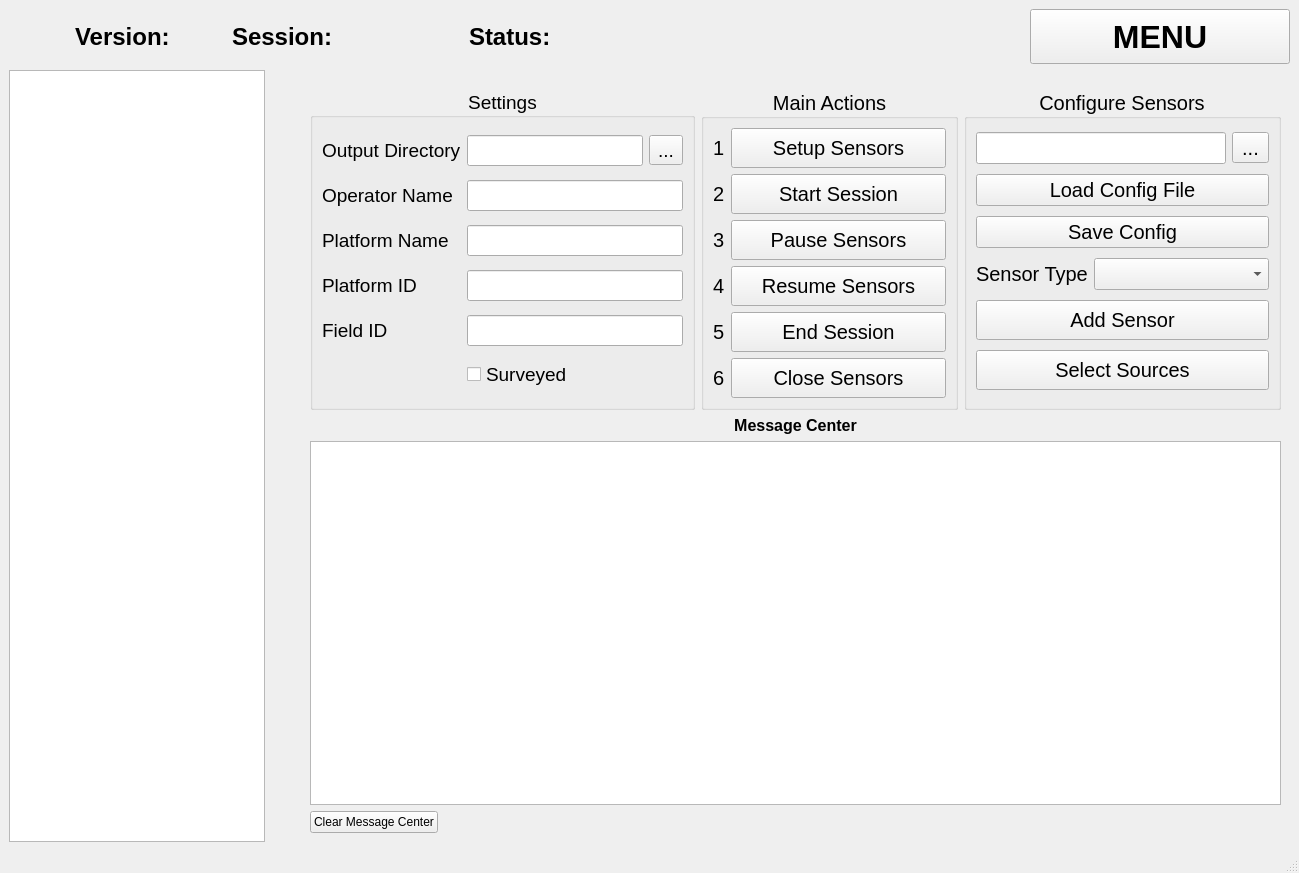
This is source/dysense_designer.ui in DySense/DySense as Qt 5 draws it before an edit. The edited form follows.
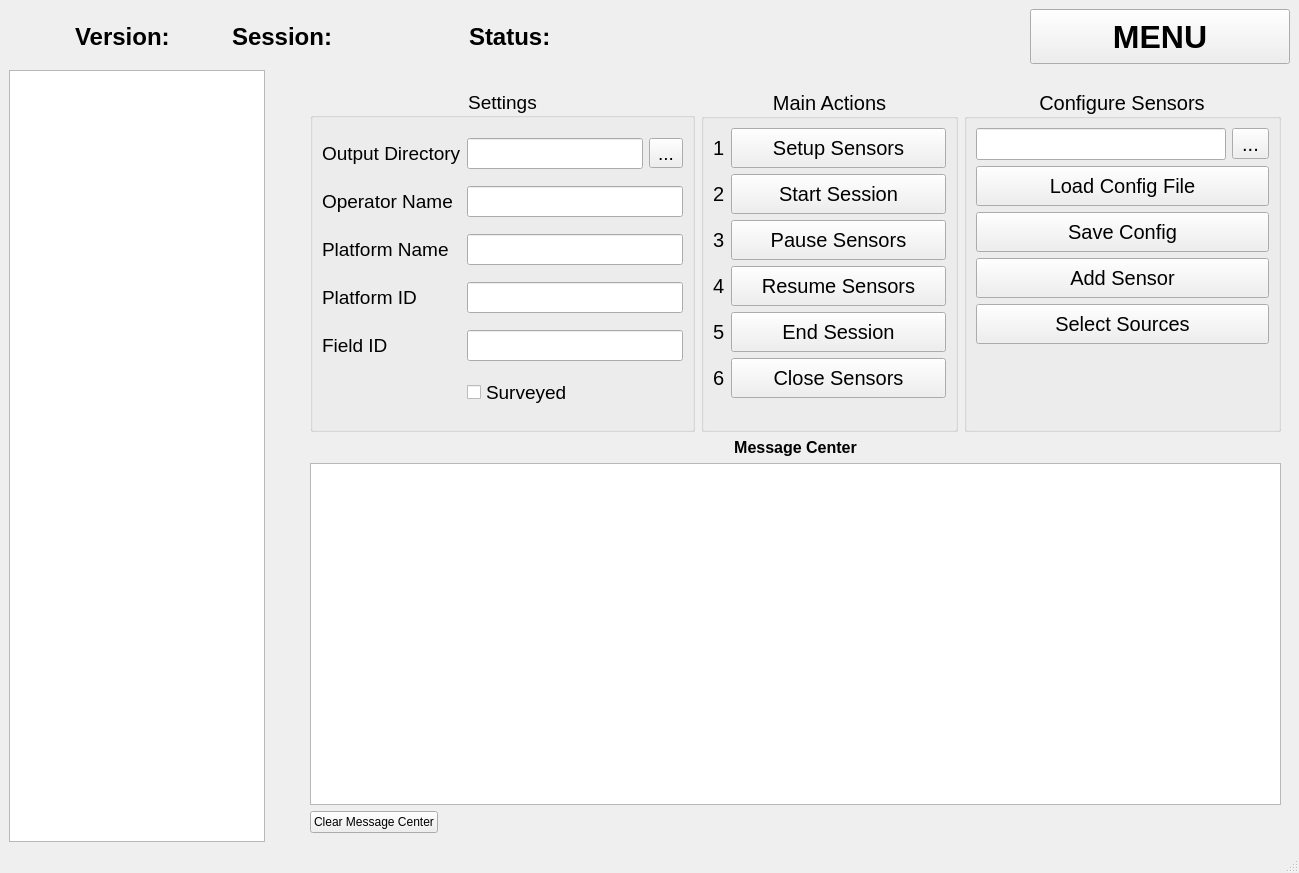
This is the edited form.

Commit message: Made it so user can't change sensor name.  In near future sensor ID and sensor name will be the same thing so can't allow the name to change as program is running.

Patch:
```diff
--- a/source/dysense_designer.ui
+++ b/source/dysense_designer.ui
@@ -592,6 +592,12 @@
                  </item>
                  <item>
                   <widget class="QPushButton" name="load_config_button">
+                   <property name="minimumSize">
+                    <size>
+                     <width>0</width>
+                     <height>40</height>
+                    </size>
+                   </property>
                    <property name="font">
                     <font>
                      <pointsize>15</pointsize>
@@ -604,37 +610,17 @@
                  </item>
                  <item>
                   <widget class="QPushButton" name="save_config_button">
+                   <property name="minimumSize">
+                    <size>
+                     <width>0</width>
+                     <height>40</height>
+                    </size>
+                   </property>
                    <property name="text">
                     <string>Save Config</string>
                    </property>
                   </widget>
                  </item>
-                 <item>
-                  <layout class="QHBoxLayout" name="horizontalLayout_3">
-                   <item>
-                    <widget class="QLabel" name="sensor_type_label">
-                     <property name="sizePolicy">
-                      <sizepolicy hsizetype="Fixed" vsizetype="Fixed">
-                       <horstretch>0</horstretch>
-                       <verstretch>0</verstretch>
-                      </sizepolicy>
-                     </property>
-                     <property name="minimumSize">
-                      <size>
-                       <width>0</width>
-                       <height>0</height>
-                      </size>
-                     </property>
-                     <property name="text">
-                      <string>Sensor Type</string>
-                     </property>
-                    </widget>
-                   </item>
-                   <item>
-                    <widget class="QComboBox" name="sensor_type_combo_box"/>
-                   </item>
-                  </layout>
-                 </item>
                  <item>
                   <widget class="QPushButton" name="add_sensor_button">
                    <property name="sizePolicy">
@@ -687,6 +673,19 @@
                    </property>
                   </widget>
                  </item>
+                 <item>
+                  <spacer name="verticalSpacer_2">
+                   <property name="orientation">
+                    <enum>Qt::Vertical</enum>
+                   </property>
+                   <property name="sizeHint" stdset="0">
+                    <size>
+                     <width>20</width>
+                     <height>40</height>
+                    </size>
+                   </property>
+                  </spacer>
+                 </item>
                 </layout>
                </widget>
               </item>
```
Left out of the diff: 1 changed line with no effect on the pictures. The commit also changes 6 other files.
